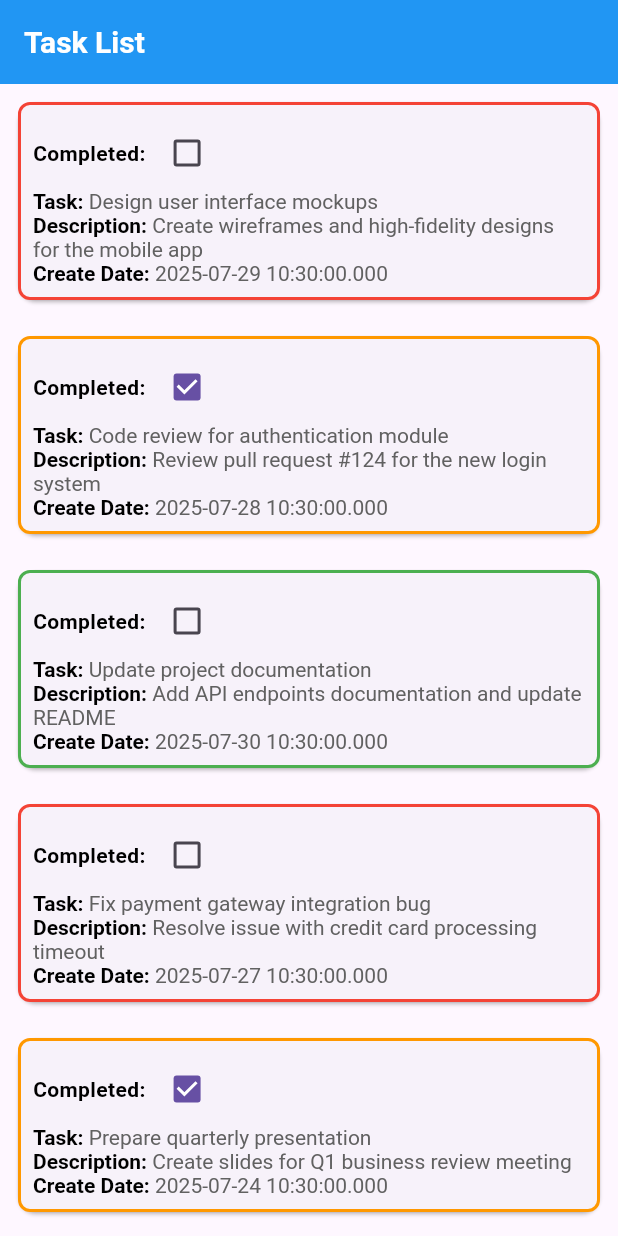
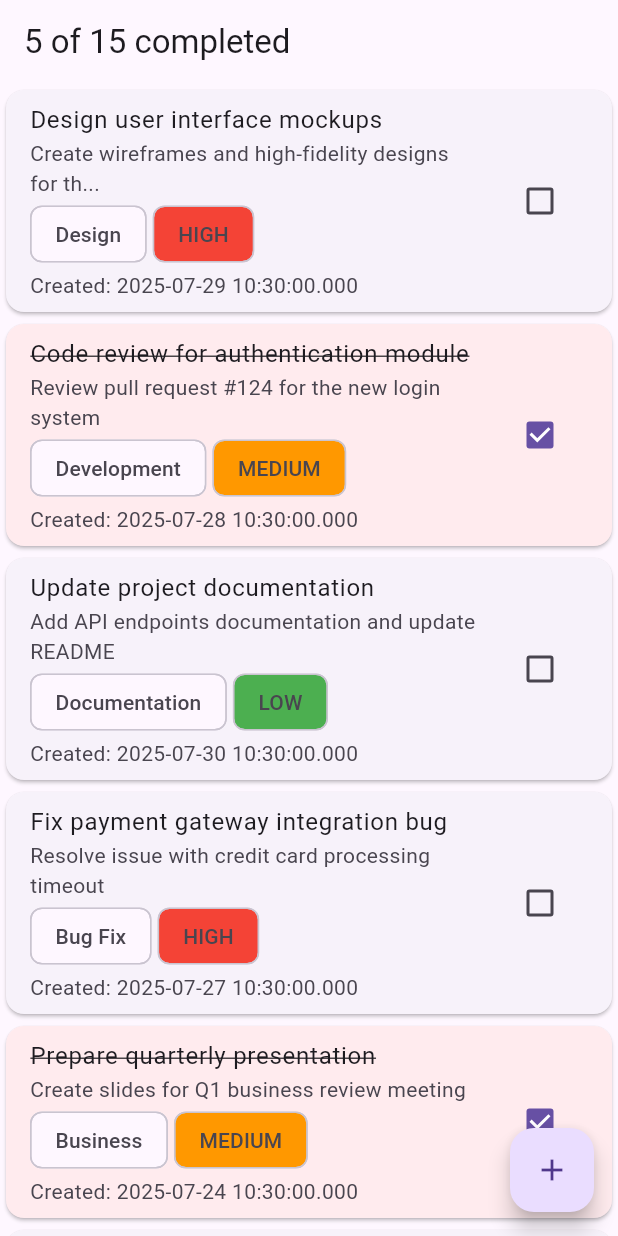
Before and after one commit to sonaviya/todo, a Flutter app: the screen it shows after launch, on a phone screen of 412 x 824 dp. Run offline on Flutter 3.47's test engine with Material 3 defaults, Android fonts, the phone set to English and light mode, and no system bars; drawn by our look-alikes of flutter_slidable; our stand-ins replace flutter_riverpod, riverpod.

Commit message:
completed task

```diff
--- a/lib/model/task_model.dart
+++ b/lib/model/task_model.dart
@@ -1,15 +1,25 @@
+enum Priority { high, medium, low }
+
 class Task {
-  String? id;
-  String? title;
-  String? description;
-  bool? isCompleted;
-  Priority? priority; // enum: High, Medium, Low
-  String? category;
-  DateTime? createdAt;
-  DateTime? dueDate;
+  String id;
+  String title;
+  String description;
+  bool isCompleted;
+  Priority priority;
+  String category;
+  DateTime createdAt;
+  DateTime dueDate;
 
-  Task({this.id, this.title, this.description, this.isCompleted, this.priority,
-      this.category, this.createdAt, this.dueDate});
+  Task({
+    required this.id,
+    required this.title,
+    required this.description,
+    required this.isCompleted,
+    required this.priority,
+    required this.category,
+    required this.createdAt,
+    required this.dueDate,
+  });
 
   Task copyWith({
     String? id,
@@ -33,5 +43,3 @@ class Task {
     );
   }
 }
-
-enum Priority { high, medium, low }
--- a/lib/provider_notifier.dart
+++ b/lib/provider_notifier.dart
@@ -2,18 +2,30 @@ import 'package:riverpod/riverpod.dart';
 
 import 'model/task_model.dart';
 
+final taskListProvider = StateNotifierProvider<TaskListNotifier, List<Task>>((
+  ref,
+) {
+  return TaskListNotifier();
+});
+
 class TaskListNotifier extends StateNotifier<List<Task>> {
-  TaskListNotifier() : super([]);
+  TaskListNotifier() : super(_initialTasks());
 
-  void remove(Task task) {
-    state = [
-      for (final t in state)
-        if (t != task) t,
-    ];
-  }
+  void addTask(Task task) => state = [...state, task];
+
+  void deleteTask(String id) => state = state.where((t) => t.id != id).toList();
+
+  void toggleComplete(String id) {
+    state = state
+        .map((t) => t.id == id ? t.copyWith(isCompleted: !t.isCompleted) : t)
+        .toList();
   }
 
-final taskListProvider = StateProvider<List<Task>>((ref) {
+  void updateTask(Task updated) {
+    state = state.map((t) => t.id == updated.id ? updated : t).toList();
+  }
+
+  static List<Task> _initialTasks() {
     return [
       Task(
         id: '1',
@@ -170,4 +182,9 @@ final taskListProvider = StateProvider<List<Task>>((ref) {
         dueDate: DateTime.now().add(Duration(days: 8)),
       ),
     ];
+  }
+
+  final taskListProvider = StateProvider<List<Task>>((ref) {
+    return [];
   });
+}
--- a/lib/tast_list_screen.dart
+++ b/lib/tast_list_screen.dart
@@ -1,146 +1,95 @@
 import 'package:flutter/material.dart';
 import 'package:flutter_riverpod/flutter_riverpod.dart';
-import 'package:flutter_slidable/flutter_slidable.dart';
 import 'package:todo_demo/provider_notifier.dart';
+import 'package:todo_demo/task_details_screen.dart';
 
-import 'task_details_screen.dart';
+import 'add_task_screen.dart';
 import 'model/task_model.dart';
 
 class TaskListScreen extends ConsumerWidget {
+  const TaskListScreen({super.key});
+
   @override
   Widget build(BuildContext context, WidgetRef ref) {
-    final taskList = ref.watch(taskListProvider);
-    final taskListNotifier = ref.read(taskListProvider.notifier);
-    final boolComplete = ref.read(taskListProvider.notifier);
+
+
+    final tasks = ref.watch(taskListProvider);
+    final completedCount = tasks.where((t) => t.isCompleted).length;
 
     return Scaffold(
       appBar: AppBar(
-        backgroundColor: Colors.blue,
-        title: const Text(
-          'Task List',
-          style: TextStyle(
-            color: Colors.white,
-            fontSize: 20,
-            fontWeight: FontWeight.bold,
-          ),
-        ),
+        title: Text('$completedCount of ${tasks.length} completed'),
       ),
       body: ListView.builder(
-        itemCount: taskList.length, // Example item count
-        itemBuilder: (context, index) {
-          var data = taskList[index];
-          print(data.priority);
-          return Padding(
-            padding: const EdgeInsets.all(8.0),
-            child: Slidable(
-              startActionPane: ActionPane(
-                motion: const ScrollMotion(),
-                children: [
-                  SlidableAction(
-                    onPressed: (context) {
-                      // Delete action logic
-                      taskListNotifier.state = [
-                        for (int i = 0; i < taskList.length; i++)
-                          if (i != index) taskList[i],
-                      ];
-                    },
-                    backgroundColor: Colors.red,
-                    foregroundColor: Colors.white,
-                    icon: Icons.delete,
-                    label: 'Delete',
-                  ),
-                ],
-              ),
-              child: InkWell(
+        itemCount: tasks.length,
+        itemBuilder: (_, index) {
+          final task = tasks[index];
+          final isOverdue = task.dueDate.isBefore(DateTime.now());
+
+          return Dismissible(
+            key: Key(task.id),
+            onDismissed: (_) => ref.read(taskListProvider.notifier).deleteTask(task.id),
+            child: Card(
+              color: isOverdue ? Colors.red.shade50 : null,
+              child: ListTile(
                 onTap: () {
-                  Navigator.push(
-                    context,
-                    MaterialPageRoute(
-                      builder: (context) => TaskDetailsScreen(task: data),
+                  Navigator.push(context, MaterialPageRoute(
+                    builder: (_) => TaskDetailScreen(taskId: task.id),
+                  ));
+                },
+                title: Text(
+                  task.title,
+                  style: task.isCompleted
+                      ? TextStyle(decoration: TextDecoration.lineThrough)
+                      : null,
+                ),
+                subtitle: Column(
+                  crossAxisAlignment: CrossAxisAlignment.start,
+                  children: [
+                    Text(task.description.length > 50
+                        ? task.description.substring(0, 50) + '...'
+                        : task.description),
+                    Wrap(
+                      spacing: 4,
+                      children: [
+                        Chip(label: Text(task.category)),
+                        Chip(
+                          label: Text(task.priority.name.toUpperCase()),
+                          backgroundColor: _priorityColor(task.priority),
+                        ),
+                      ],
                     ),
-                  );
-                },
-                onLongPress: () {
-                  taskListNotifier.state = [
-                    for (int i = 0; i < taskList.length; i++)
-                      if (i != index) taskList[i],
-                  ];
-                },
-                child: Card(
-                  child: Container(
-                    decoration: BoxDecoration(
-                      border: Border.all(
-                        color: data.priority == Priority.high
-                            ? Colors.red
-                            : data.priority == Priority.medium
-                            ? Colors.orange
-                            : Colors.green,
-                        width: 2,
-                      ),
-                      borderRadius: BorderRadius.circular(8),
-                    ),
-                    child: Padding(
-                      padding: const EdgeInsets.all(8.0),
-                      child: Column(
-                        crossAxisAlignment: CrossAxisAlignment.start,
-                        children: [
-                          Row(
-                            children: [
-                              Text(
-                                "Completed: ",
-                                style: TextStyle(
-                                  fontWeight: FontWeight.bold,
-                                  color: Colors.black,
-                                ),
-                              ),
-                              Checkbox(
-                                value: data.isCompleted ?? false,
-                                onChanged: (value) {
-                                  boolComplete.state = [
-                                    for (final t in taskList)
-                                      if (t == data)
-                                        t.copyWith(isCompleted: value)
-                                      else
-                                        t,
-                                  ];
-                                },
-                              ),
-                            ],
-                          ),
-                          commonWidget("Task: ", data.title ?? 'No Title'),
-                          commonWidget(
-                            "Description: ",
-                            data.description ?? 'No Description',
-                          ),
-                          commonWidget("Create Date: ", '${data.createdAt}'),
-                        ],
-                      ),
-                    ),
-                  ),
+                    Text('Created: ${task.createdAt.toLocal()}'),
+                  ],
+                ),
+                trailing: Checkbox(
+                  value: task.isCompleted,
+                  onChanged: (_) =>
+                      ref.read(taskListProvider.notifier).toggleComplete(task.id),
                 ),
               ),
             ),
           );
         },
       ),
+      floatingActionButton: FloatingActionButton(
+        onPressed: () => Navigator.push(
+          context,
+          MaterialPageRoute(builder: (_) => const AddTaskScreen()),
+        ),
+        child: const Icon(Icons.add),
+      ),
     );
   }
 
-  commonWidget(String title, String text) {
-    return RichText(
-      text: TextSpan(
-        text: title,
-        style: TextStyle(fontWeight: FontWeight.bold, color: Colors.black),
-        children: [
-          TextSpan(
-            text: text,
-            style: TextStyle(
-              fontWeight: FontWeight.normal,
-              color: Colors.grey[700],
-            ),
-          ),
-        ],
-      ),
-    );
+  Color _priorityColor(Priority p) {
+    switch (p) {
+      case Priority.high:
+        return Colors.red;
+      case Priority.medium:
+        return Colors.orange;
+      case Priority.low:
+        return Colors.green;
+    }
   }
 }
```
Also changed, not shown: lib/add_task_screen.dart (added, +94 -0 lines), lib/task_details_screen.dart (+20 -18 lines). Lines whose indentation alone changed are shown as unchanged.
